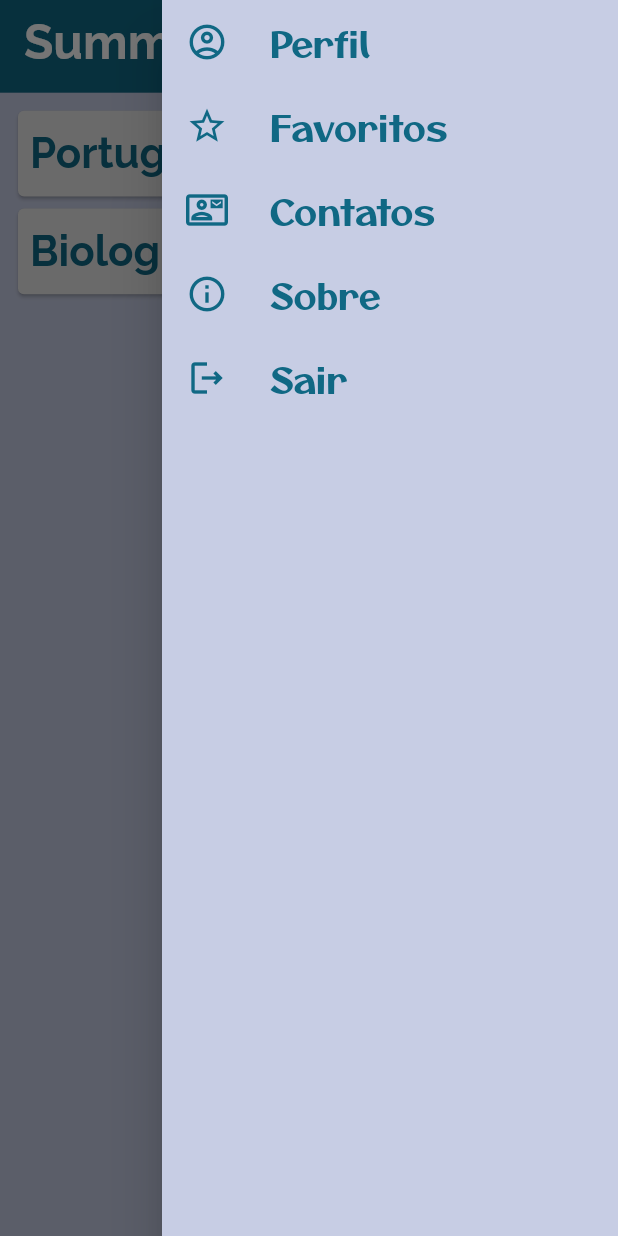
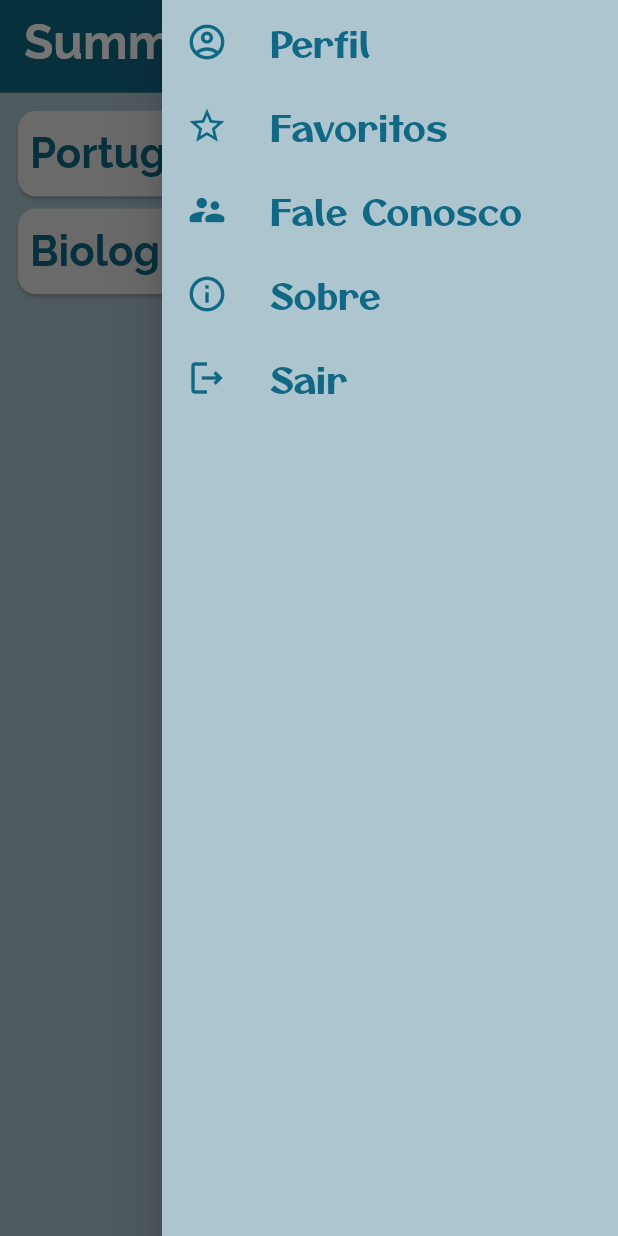
Before and after one commit to EmanuelCezardm/SummariesApp, a Flutter app: the screen it shows after launch, with the side drawer open, on a phone screen of 412 x 824 dp. Run offline on Flutter 3.47's test engine with Material 2 defaults, Android fonts, the phone set to English and light mode, and no system bars.

Commit message:
Update: app_colors and app_card. Add: drawer

```diff
--- a/lib/ui/styles/app_colors.dart
+++ b/lib/ui/styles/app_colors.dart
@@ -1,9 +1,9 @@
 import 'package:flutter/cupertino.dart';
 
 class AppColors {
-  static const Color background = Color(0xFFC7CDE4);
+  static const Color background = Color(0xFFADC5CF);
   static const Color offWhite = Color(0xFFE6E6E6);
   static const Color white = Color(0xFFFFFFFF);
-  static const Color rose = Color(0xFFFF6768);
+  static const Color lilas = Color(0xFF845EC2);
   static const Color blue = Color(0xFF106884);
 }
--- a/lib/ui/widgets/app_card.dart
+++ b/lib/ui/widgets/app_card.dart
@@ -22,6 +22,9 @@ class AppCard extends StatelessWidget {
     final Size size = MediaQuery.of(context).size;
     return Card(
       color: AppColors.offWhite,
+      shape: RoundedRectangleBorder(
+        borderRadius: BorderRadius.circular(12),
+      ),
       child: FittedBox(
         fit: BoxFit.scaleDown,
         alignment: Alignment.centerLeft,
--- a/lib/ui/widgets/app_drawer.dart
+++ b/lib/ui/widgets/app_drawer.dart
@@ -43,12 +43,12 @@ class AppDrawer extends StatelessWidget {
             ),
             ListTile(
               leading: const Icon(
-                Icons.contact_mail_outlined,
+                Icons.supervisor_account_rounded,
                 size: 28,
                 color: AppColors.blue,
               ),
               title: const AppText(
-                text: 'Contatos',
+                text: 'Fale Conosco',
                 fontSize: 24,
                 fontFamily: 'Otomanopee One',
                 color: AppColors.blue,
```
